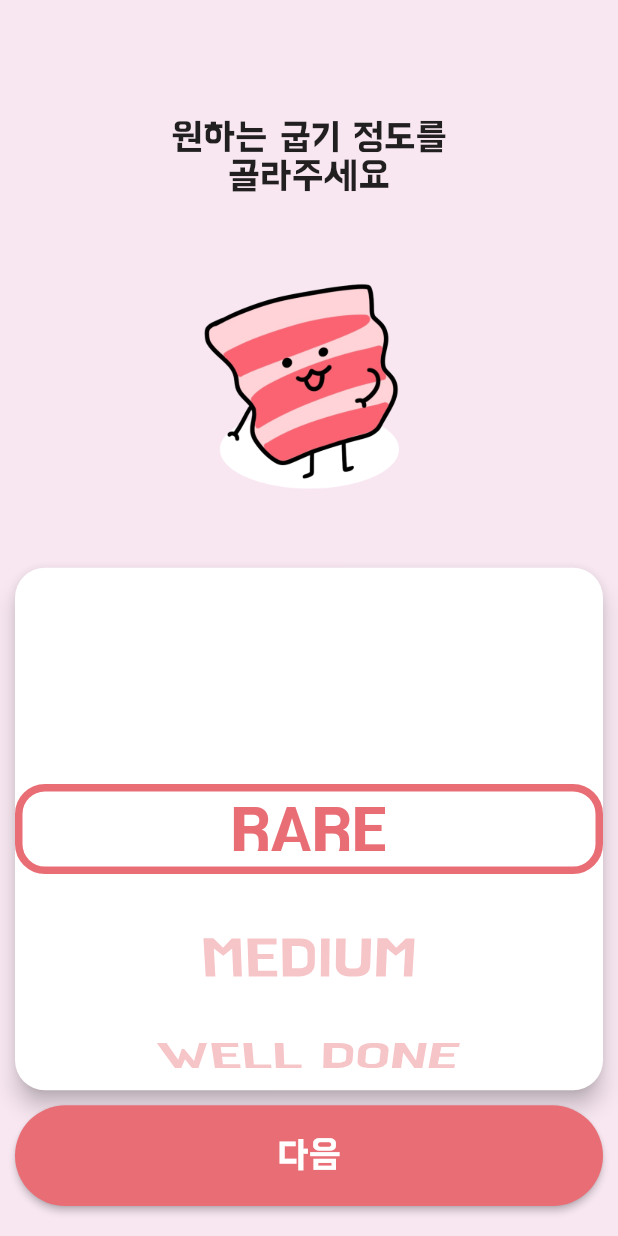
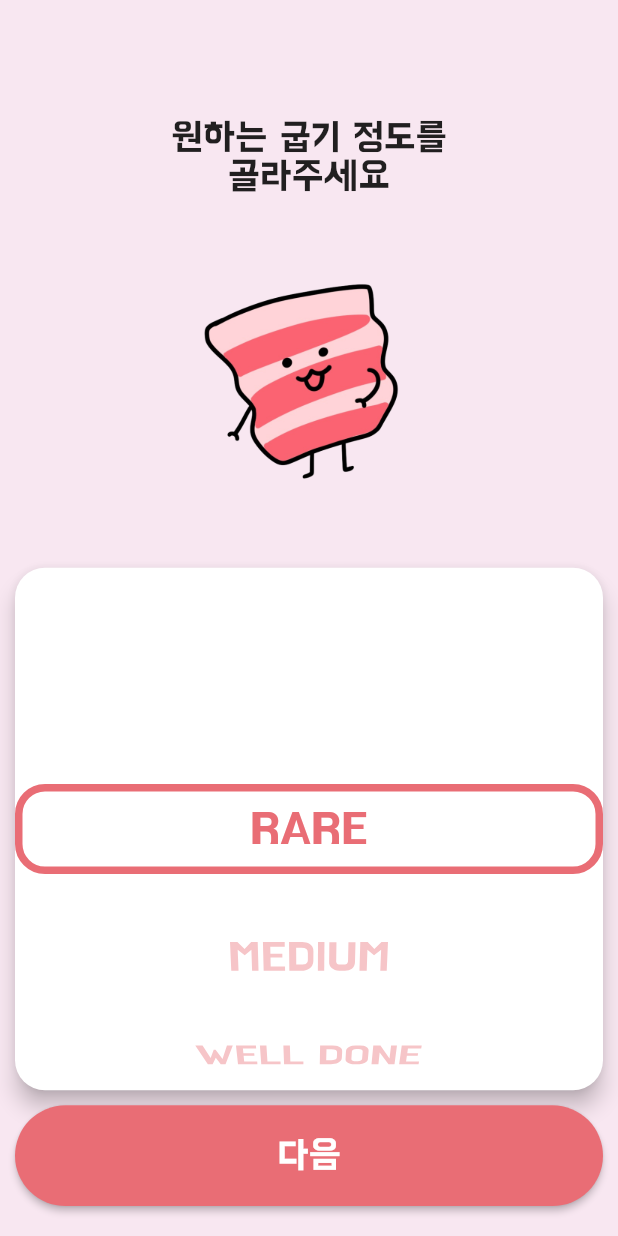
Before and after one commit to hyukjinlee/HelpMeat_Flutter, a Flutter app: the SelectDonenessScreen screen opened directly with empty values, on a phone screen of 412 x 824 dp. Run offline on Flutter 3.47's test engine with Material 2 defaults, Android fonts, the light colour scheme and no system bars.

Commit message:
1. Removed unused resources (rare image) 2. Added parameter for text size in ListViewItem (korean/english flag)

```diff
--- a/lib/screens/select_doneness_screen.dart
+++ b/lib/screens/select_doneness_screen.dart
@@ -44,7 +44,7 @@ class _SelectDonenessScreenState extends State<SelectDonenessScreen> {
         childDelegate: ListWheelChildBuilderDelegate(
           childCount: donenessInfoList.length,
           builder: (context, index) {
-            return ListViewItem(isSelected: index == selectedItem, text: donenessInfoList[index].name,);
+            return ListViewItem(isSelected: index == selectedItem, isKorean: false, text: donenessInfoList[index].name,);
           },
         ),
         onSelectedItemChanged: (index) {
--- a/lib/screens/select_part_screen.dart
+++ b/lib/screens/select_part_screen.dart
@@ -46,7 +46,7 @@ class _SelectPartScreenState extends State<SelectPartScreen> {
         childDelegate: ListWheelChildBuilderDelegate(
           childCount: meatInfoList.length,
           builder: (context, index) {
-            return ListViewItem(isSelected: index == selectedItem, text: meatInfoList[index].name,);
+            return ListViewItem(isSelected: index == selectedItem, isKorean: true, text: meatInfoList[index].name,);
           },
         ),
         onSelectedItemChanged: (index) {
--- a/lib/utils/resources.dart
+++ b/lib/utils/resources.dart
@@ -114,7 +114,7 @@ class ResourceUtils {
     switch (meatType) {
       case MeatType.MEAT_TYPE_BEEF:
         return <DonenessInfo>[
-          DonenessInfo(name: "RARE", donenessType: DonenessType.RARE, imagePath: 'assets/beef_rare.png'),
+          DonenessInfo(name: "RARE", donenessType: DonenessType.RARE, imagePath: 'assets/beef.png'),
           DonenessInfo(name: "MEDIUM RARE", donenessType: DonenessType.MEDIUM_RARE, imagePath: 'assets/beef_medium_rare.png'),
           DonenessInfo(name: "MEDIUM", donenessType: DonenessType.MEDIUM, imagePath: 'assets/beef_medium.png'),
           DonenessInfo(name: "WELL DONE", donenessType: DonenessType.WELLDONE, imagePath: 'assets/beef_well_done.png'),
@@ -122,7 +122,7 @@ class ResourceUtils {
 
       case MeatType.MEAT_TYPE_FORK:
         return <DonenessInfo>[
-          DonenessInfo(name: "RARE", donenessType: DonenessType.RARE, imagePath: 'assets/fork_rare.png'),
+          DonenessInfo(name: "RARE", donenessType: DonenessType.RARE, imagePath: 'assets/fork.png'),
           DonenessInfo(name: "MEDIUM", donenessType: DonenessType.MEDIUM, imagePath: 'assets/fork_medium.png'),
           DonenessInfo(name: "WELL DONE", donenessType: DonenessType.WELLDONE, imagePath: 'assets/fork_well_done.png'),
         ];
--- a/lib/widgets/ui_widget.dart
+++ b/lib/widgets/ui_widget.dart
@@ -59,12 +59,20 @@ class VerticalTextImageUI extends StatelessWidget {
 class ListViewItem extends StatelessWidget {
   final bool isSelected;
   final String text;
-  const ListViewItem({Key? key, required this.isSelected, required this.text}) : super(key: key);
+  final bool isKorean;
+
+  const ListViewItem({Key? key, required this.isSelected, required this.isKorean, required this.text}) : super(key: key);
 
   @override
   Widget build(BuildContext context) {
     Widget item;
     Color textColor;
+    double textSize;
+    if (isKorean) {
+      textSize = 40;
+    } else {
+      textSize = 30;
+    }
 
     if (isSelected) {
       textColor = AppThemes.mainPink;
@@ -73,7 +81,7 @@ class ListViewItem extends StatelessWidget {
     }
     item = Center(
       child: Text(text,
-          style: TextStyle(color: textColor, fontSize: 40),
+          style: TextStyle(color: textColor, fontSize: textSize),
           textAlign: TextAlign.center),
     );
 
```
Also changed, not shown: assets/beef_rare.png (deleted), assets/fork_rare.png (deleted).
